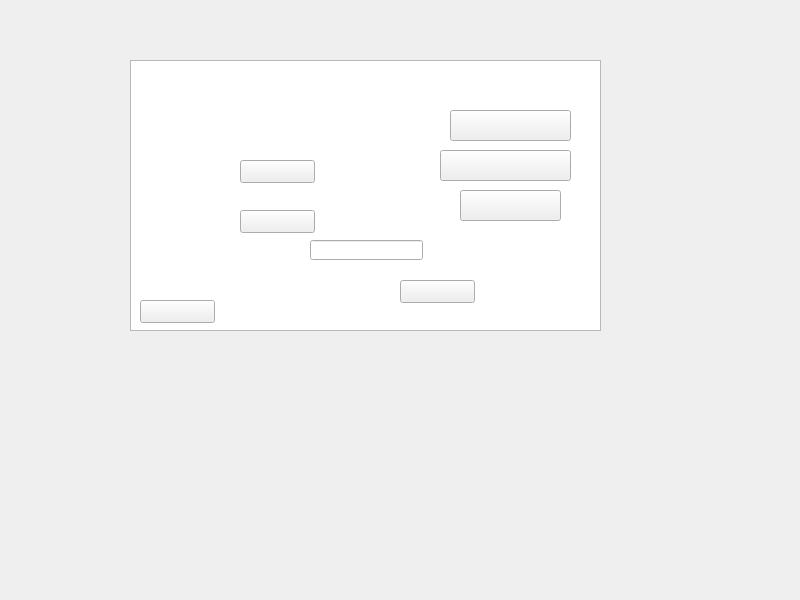
Old version of the form Proyecto_Final_Golden_Wind_Fighters/mainwindow.ui in the repository abdy-sanchez/Proyecto_Final_Info2.
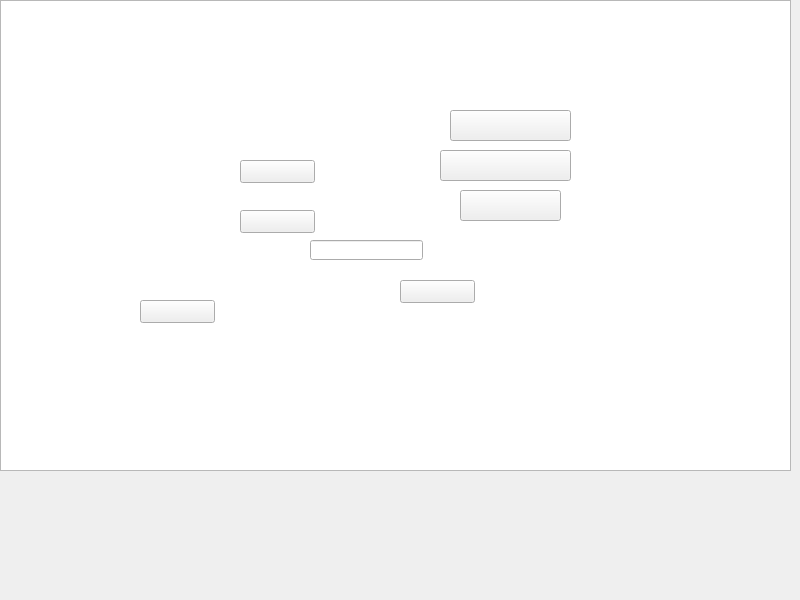
New version of the form. Icons and pictures are not drawn.

```diff
--- a/Proyecto_Final_Golden_Wind_Fighters/mainwindow.ui
+++ b/Proyecto_Final_Golden_Wind_Fighters/mainwindow.ui
@@ -17,10 +17,10 @@
    <widget class="QGraphicsView" name="graphicsView">
     <property name="geometry">
      <rect>
-      <x>130</x>
-      <y>60</y>
-      <width>471</width>
-      <height>271</height>
+      <x>0</x>
+      <y>0</y>
+      <width>791</width>
+      <height>471</height>
      </rect>
     </property>
    </widget>
```
Left out of the diff: 64 changed lines with no effect on the pictures.
